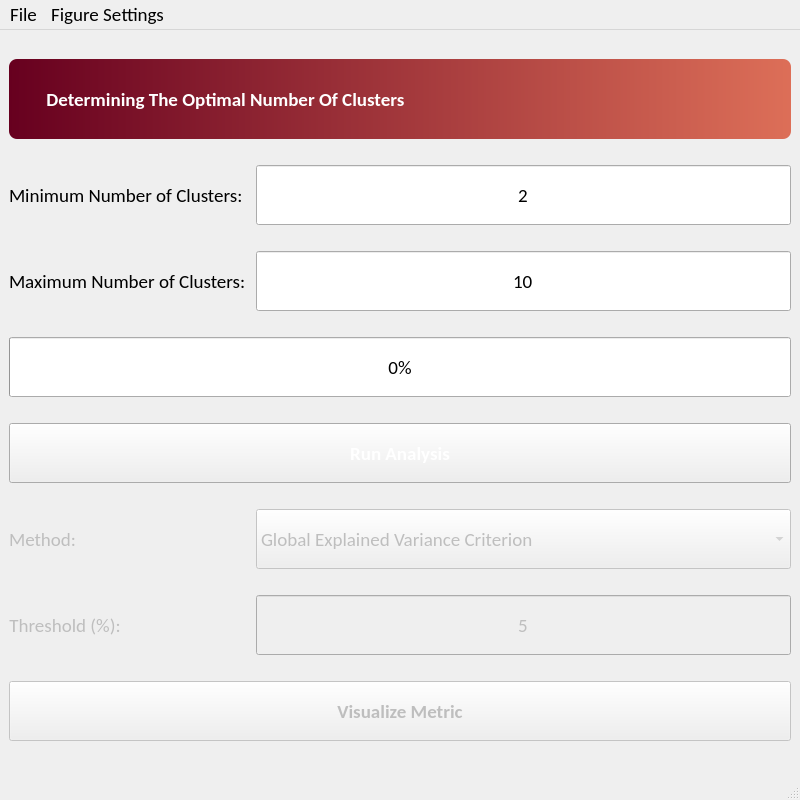
First picture: the form in EEG_COMET/ui/OptimizerVisualizationWindow.ui, repository eeg-comet/eeg-comet, before the edit.
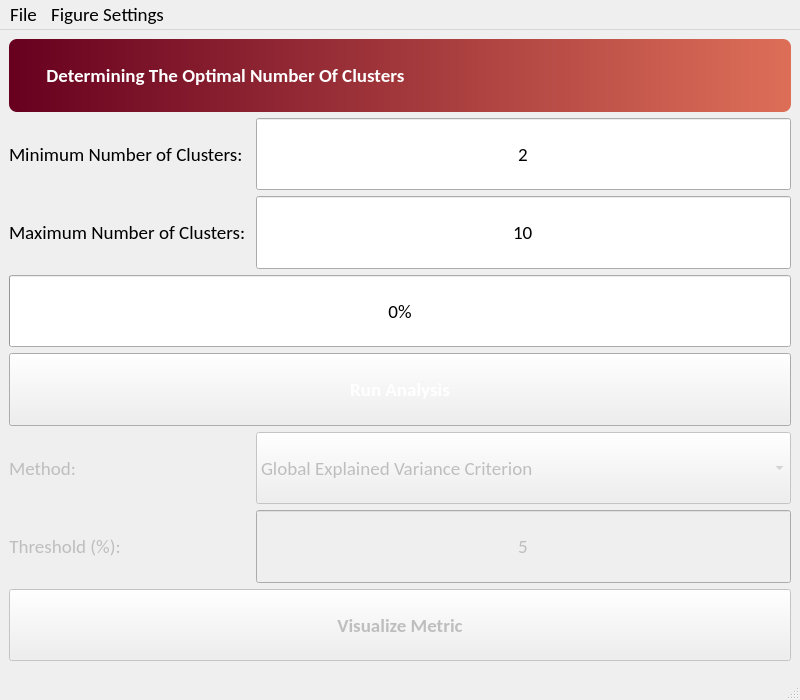
Second picture: the form after the edit.

```diff
--- a/EEG_COMET/ui/OptimizerVisualizationWindow.ui
+++ b/EEG_COMET/ui/OptimizerVisualizationWindow.ui
@@ -7,13 +7,13 @@
     <x>0</x>
     <y>0</y>
     <width>800</width>
-    <height>800</height>
+    <height>700</height>
    </rect>
   </property>
   <property name="minimumSize">
    <size>
-    <width>800</width>
-    <height>800</height>
+    <width>600</width>
+    <height>500</height>
    </size>
   </property>
   <property name="font">
@@ -38,13 +38,13 @@
       <property name="minimumSize">
        <size>
         <width>0</width>
-        <height>30</height>
+        <height>24</height>
        </size>
       </property>
       <property name="maximumSize">
        <size>
         <width>16777215</width>
-        <height>60</height>
+        <height>16777215</height>
        </size>
       </property>
       <property name="font">
@@ -69,13 +69,13 @@
       <property name="minimumSize">
        <size>
         <width>0</width>
-        <height>30</height>
+        <height>24</height>
        </size>
       </property>
       <property name="maximumSize">
        <size>
         <width>16777215</width>
-        <height>60</height>
+        <height>16777215</height>
        </size>
       </property>
       <property name="font">
@@ -100,13 +100,13 @@
       <property name="minimumSize">
        <size>
         <width>0</width>
-        <height>30</height>
+        <height>24</height>
        </size>
       </property>
       <property name="maximumSize">
        <size>
         <width>16777215</width>
-        <height>60</height>
+        <height>16777215</height>
        </size>
       </property>
       <property name="font">
@@ -131,13 +131,13 @@
       <property name="minimumSize">
        <size>
         <width>0</width>
-        <height>30</height>
+        <height>24</height>
        </size>
       </property>
       <property name="maximumSize">
        <size>
         <width>16777215</width>
-        <height>60</height>
+        <height>16777215</height>
        </size>
       </property>
       <property name="font">
@@ -170,13 +170,13 @@
       <property name="minimumSize">
        <size>
         <width>0</width>
-        <height>30</height>
+        <height>24</height>
        </size>
       </property>
       <property name="maximumSize">
        <size>
         <width>16777215</width>
-        <height>60</height>
+        <height>16777215</height>
        </size>
       </property>
       <property name="font">
@@ -270,13 +270,13 @@
       <property name="minimumSize">
        <size>
         <width>0</width>
-        <height>30</height>
+        <height>24</height>
        </size>
       </property>
       <property name="maximumSize">
        <size>
         <width>16777215</width>
-        <height>60</height>
+        <height>16777215</height>
        </size>
       </property>
       <property name="font">
@@ -312,13 +312,13 @@
       <property name="minimumSize">
        <size>
         <width>0</width>
-        <height>30</height>
+        <height>24</height>
        </size>
       </property>
       <property name="maximumSize">
        <size>
         <width>16777215</width>
-        <height>60</height>
+        <height>16777215</height>
        </size>
       </property>
       <property name="font">
@@ -349,13 +349,13 @@
       <property name="minimumSize">
        <size>
         <width>0</width>
-        <height>30</height>
+        <height>24</height>
        </size>
       </property>
       <property name="maximumSize">
        <size>
         <width>16777215</width>
-        <height>60</height>
+        <height>16777215</height>
        </size>
       </property>
       <property name="font">
@@ -386,13 +386,13 @@
       <property name="minimumSize">
        <size>
         <width>0</width>
-        <height>30</height>
+        <height>24</height>
        </size>
       </property>
       <property name="maximumSize">
        <size>
         <width>16777215</width>
-        <height>60</height>
+        <height>16777215</height>
        </size>
       </property>
       <property name="font">
@@ -423,13 +423,13 @@
       <property name="minimumSize">
        <size>
         <width>0</width>
-        <height>30</height>
+        <height>24</height>
        </size>
       </property>
       <property name="maximumSize">
        <size>
         <width>16777215</width>
-        <height>60</height>
+        <height>16777215</height>
        </size>
       </property>
       <property name="font">
@@ -474,13 +474,13 @@
       <property name="minimumSize">
        <size>
         <width>0</width>
-        <height>30</height>
+        <height>24</height>
        </size>
       </property>
       <property name="maximumSize">
        <size>
         <width>16777215</width>
-        <height>60</height>
+        <height>16777215</height>
        </size>
       </property>
       <property name="font">
```
